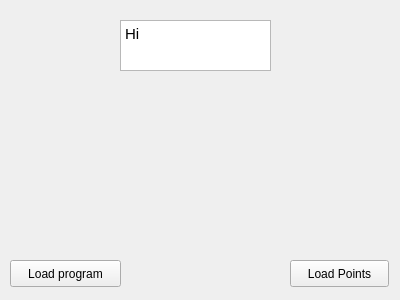
Before: the Qt Designer form src/rqt_mypkg/MyPlugin.ui in biellls/rqt_arm_control_py, drawn with Qt 5.
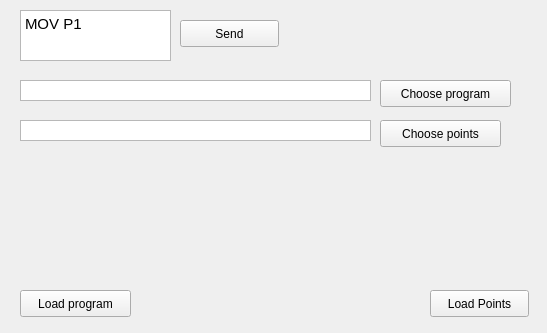
After: the same form once the commit is applied.

Commit message: Interface finished

The edit to the form file:
```diff
--- a/src/rqt_mypkg/MyPlugin.ui
+++ b/src/rqt_mypkg/MyPlugin.ui
@@ -6,8 +6,8 @@
    <rect>
     <x>0</x>
     <y>0</y>
-    <width>400</width>
-    <height>300</height>
+    <width>547</width>
+    <height>333</height>
    </rect>
   </property>
   <property name="windowTitle">
@@ -16,8 +16,8 @@
   <widget class="QPushButton" name="loadProgramButton">
    <property name="geometry">
     <rect>
-     <x>10</x>
-     <y>260</y>
+     <x>20</x>
+     <y>290</y>
      <width>111</width>
      <height>27</height>
     </rect>
@@ -29,8 +29,8 @@
   <widget class="QPushButton" name="loadPointsButton">
    <property name="geometry">
     <rect>
-     <x>290</x>
-     <y>260</y>
+     <x>430</x>
+     <y>290</y>
      <width>99</width>
      <height>27</height>
     </rect>
@@ -42,8 +42,8 @@
   <widget class="QTextEdit" name="textEdit">
    <property name="geometry">
     <rect>
-     <x>120</x>
-     <y>20</y>
+     <x>20</x>
+     <y>10</y>
      <width>151</width>
      <height>51</height>
     </rect>
@@ -53,7 +53,78 @@
 &lt;html&gt;&lt;head&gt;&lt;meta name=&quot;qrichtext&quot; content=&quot;1&quot; /&gt;&lt;style type=&quot;text/css&quot;&gt;
 p, li { white-space: pre-wrap; }
 &lt;/style&gt;&lt;/head&gt;&lt;body style=&quot; font-family:'Ubuntu'; font-size:11pt; font-weight:400; font-style:normal;&quot;&gt;
-&lt;p style=&quot; margin-top:0px; margin-bottom:0px; margin-left:0px; margin-right:0px; -qt-block-indent:0; text-indent:0px;&quot;&gt;Hi&lt;/p&gt;&lt;/body&gt;&lt;/html&gt;</string>
+&lt;p style=&quot; margin-top:0px; margin-bottom:0px; margin-left:0px; margin-right:0px; -qt-block-indent:0; text-indent:0px;&quot;&gt;MOV P1&lt;/p&gt;&lt;/body&gt;&lt;/html&gt;</string>
+   </property>
+  </widget>
+  <widget class="QPushButton" name="sendButton">
+   <property name="geometry">
+    <rect>
+     <x>180</x>
+     <y>20</y>
+     <width>99</width>
+     <height>27</height>
+    </rect>
+   </property>
+   <property name="text">
+    <string>Send</string>
+   </property>
+  </widget>
+  <widget class="QPushButton" name="chooseProgramButton">
+   <property name="geometry">
+    <rect>
+     <x>380</x>
+     <y>80</y>
+     <width>131</width>
+     <height>27</height>
+    </rect>
+   </property>
+   <property name="text">
+    <string>Choose program</string>
+   </property>
+  </widget>
+  <widget class="QPushButton" name="choosePointsButton">
+   <property name="geometry">
+    <rect>
+     <x>380</x>
+     <y>120</y>
+     <width>121</width>
+     <height>27</height>
+    </rect>
+   </property>
+   <property name="text">
+    <string>Choose points</string>
+   </property>
+  </widget>
+  <widget class="QTextEdit" name="programPathTextEdit">
+   <property name="geometry">
+    <rect>
+     <x>20</x>
+     <y>80</y>
+     <width>351</width>
+     <height>21</height>
+    </rect>
+   </property>
+   <property name="verticalScrollBarPolicy">
+    <enum>Qt::ScrollBarAlwaysOff</enum>
+   </property>
+   <property name="horizontalScrollBarPolicy">
+    <enum>Qt::ScrollBarAlwaysOff</enum>
+   </property>
+  </widget>
+  <widget class="QTextEdit" name="pointsPathTextEdit">
+   <property name="geometry">
+    <rect>
+     <x>20</x>
+     <y>120</y>
+     <width>351</width>
+     <height>21</height>
+    </rect>
+   </property>
+   <property name="verticalScrollBarPolicy">
+    <enum>Qt::ScrollBarAlwaysOff</enum>
+   </property>
+   <property name="horizontalScrollBarPolicy">
+    <enum>Qt::ScrollBarAlwaysOff</enum>
    </property>
   </widget>
  </widget>
```
The commit also changes 4 other files.
